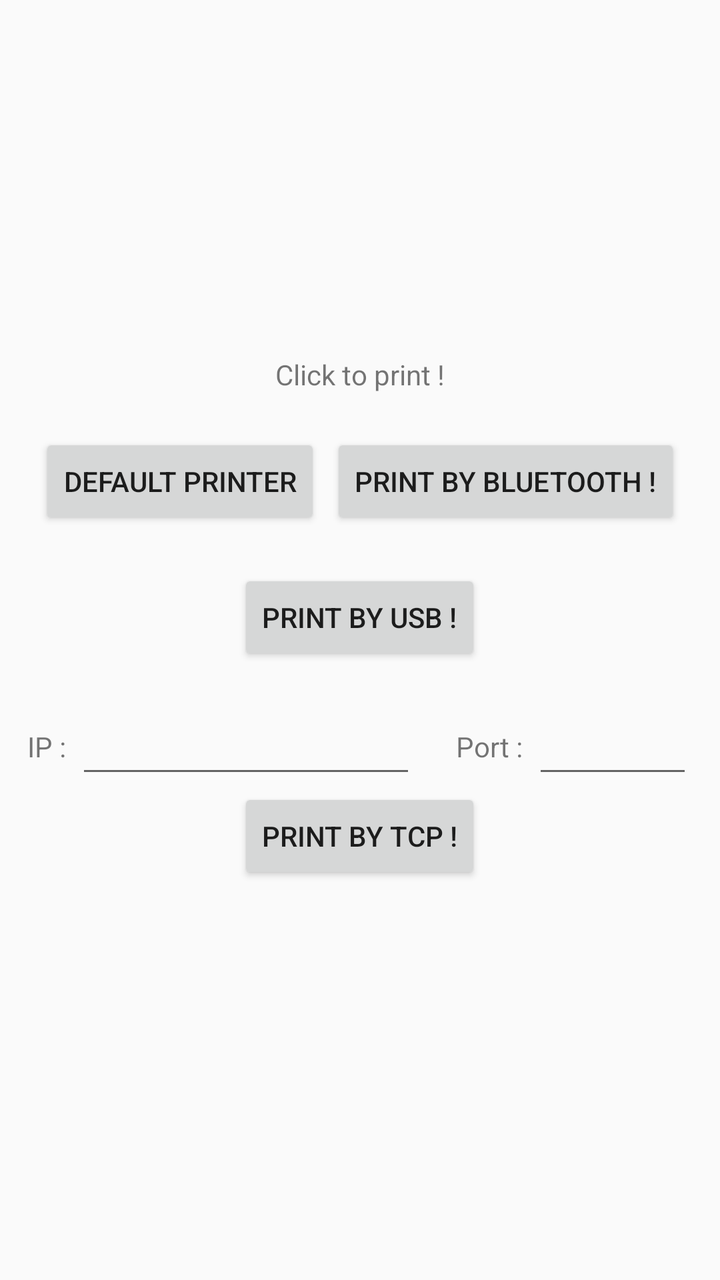
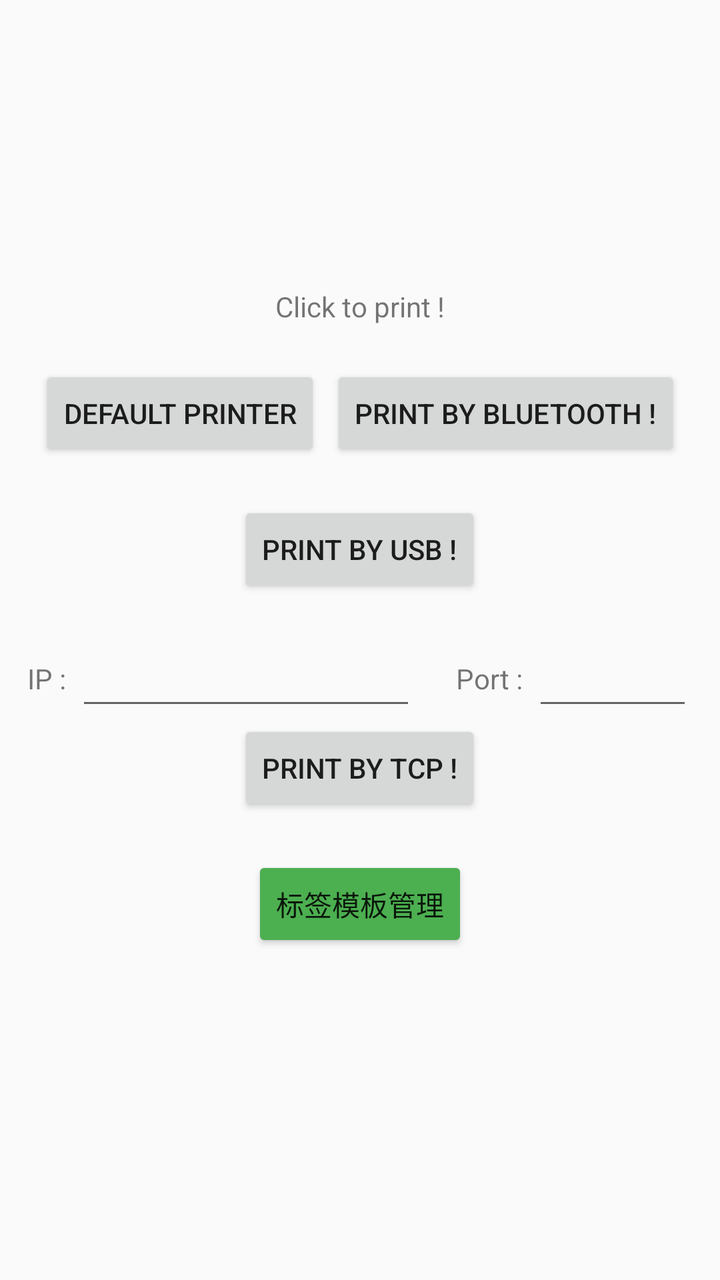

Two renders of the same Android screen: before a commit and after it. Below are the layout's source before the change and the commit's diff.
<!-- AndroidManifest.xml: application theme AppTheme -->
<!-- res/layout/activity_main.xml -->
<?xml version="1.0" encoding="utf-8"?>
<androidx.constraintlayout.widget.ConstraintLayout xmlns:android="http://schemas.android.com/apk/res/android"
    xmlns:tools="http://schemas.android.com/tools"
    android:layout_width="match_parent"
    android:layout_height="match_parent"
    tools:context=".MainActivity">

    <LinearLayout
        android:layout_width="match_parent"
        android:layout_height="match_parent"
        android:gravity="center"
        android:orientation="vertical">

        <TextView
            android:layout_width="wrap_content"
            android:layout_height="wrap_content"
            android:layout_marginBottom="20dp"
            android:text="Click to print !" />


        <LinearLayout
            android:layout_width="wrap_content"
            android:layout_height="wrap_content"
            android:layout_gravity="center"
            android:layout_marginBottom="20dp"
            android:textAlignment="center"
            android:orientation="horizontal">

            <Button
                android:id="@+id/button_bluetooth_browse"
                android:layout_width="wrap_content"
                android:layout_height="wrap_content"
                android:layout_marginRight="5dp"
                android:text="Default printer"/>

            <Button
                android:id="@+id/button_bluetooth"
                android:layout_width="wrap_content"
                android:layout_height="wrap_content"
                android:text="Print by bluetooth !" />
        </LinearLayout>

        <Button
            android:id="@+id/button_usb"
            android:layout_width="wrap_content"
            android:layout_height="wrap_content"
            android:layout_marginBottom="20dp"
            android:text="Print by USB !" />

        <LinearLayout
            android:layout_width="wrap_content"
            android:layout_height="wrap_content"
            android:gravity="center"
            android:orientation="horizontal">

            <TextView
                android:layout_width="wrap_content"
                android:layout_height="wrap_content"
                android:layout_marginRight="5dp"
                android:text="IP :" />

            <EditText
                android:id="@+id/edittext_tcp_ip"
                android:layout_width="170dp"
                android:layout_height="wrap_content"
                android:digits="0123456789."
                android:inputType="number" />

            <TextView
                android:layout_width="wrap_content"
                android:layout_height="wrap_content"
                android:layout_marginLeft="20dp"
                android:layout_marginRight="5dp"
                android:text="Port :" />

            <EditText
                android:id="@+id/edittext_tcp_port"
                android:layout_width="80dp"
                android:layout_height="wrap_content"
                android:inputType="number" />
        </LinearLayout>

        <Button
            android:id="@+id/button_tcp"
            android:layout_width="wrap_content"
            android:layout_height="wrap_content"
            android:layout_marginBottom="20dp"
            android:text="Print by TCP !" />


    </LinearLayout>

</androidx.constraintlayout.widget.ConstraintLayout>
<!-- resources referenced by this layout -->
<resources>
  <style name="AppTheme" parent="Theme.AppCompat.Light.DarkActionBar">
          
          <item name="colorPrimary">@color/colorPrimary</item>
          <item name="colorPrimaryDark">@color/colorPrimaryDark</item>
          <item name="colorAccent">@color/colorAccent</item>
      </style>
  <color name="colorPrimary">#008577</color>
  <color name="colorPrimaryDark">#00574B</color>
  <color name="colorAccent">#D81B60</color>
</resources>

<!-- the commit's change to res/layout/activity_main.xml (unified diff, before → after) -->
@@ -87,6 +87,13 @@
             android:layout_marginBottom="20dp"
             android:text="Print by TCP !" />
 
+        <Button
+            android:id="@+id/button_template_manager"
+            android:layout_width="wrap_content"
+            android:layout_height="wrap_content"
+            android:layout_marginBottom="20dp"
+            android:text="标签模板管理"
+            android:backgroundTint="#4CAF50" />
 
     </LinearLayout>
 
